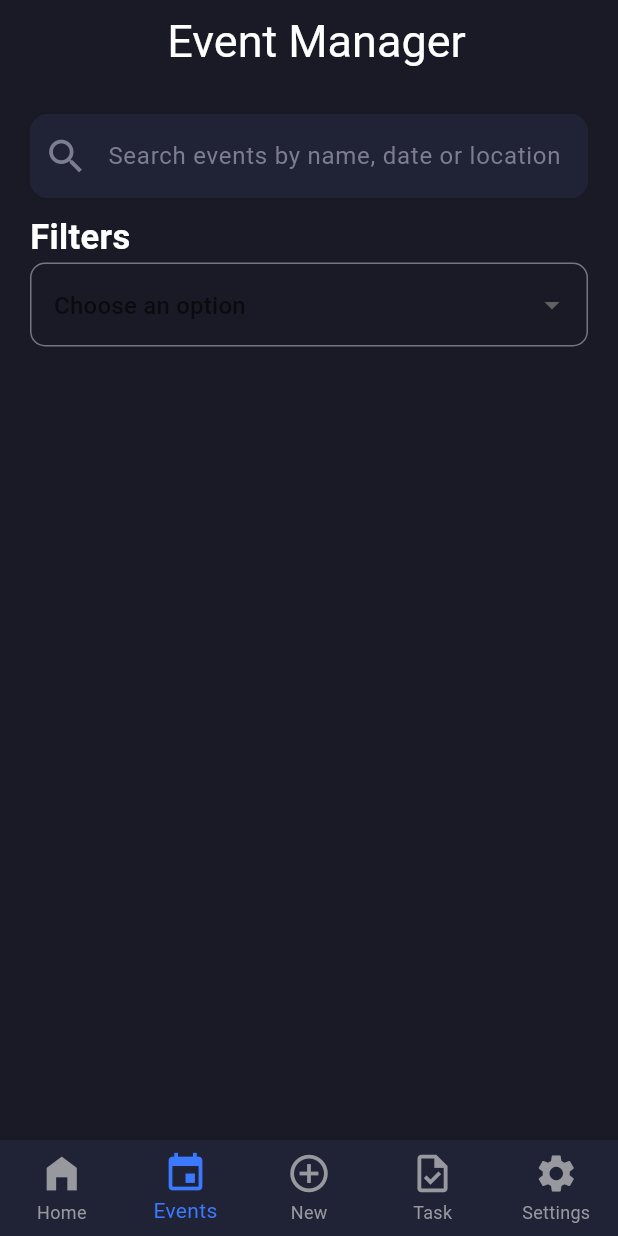
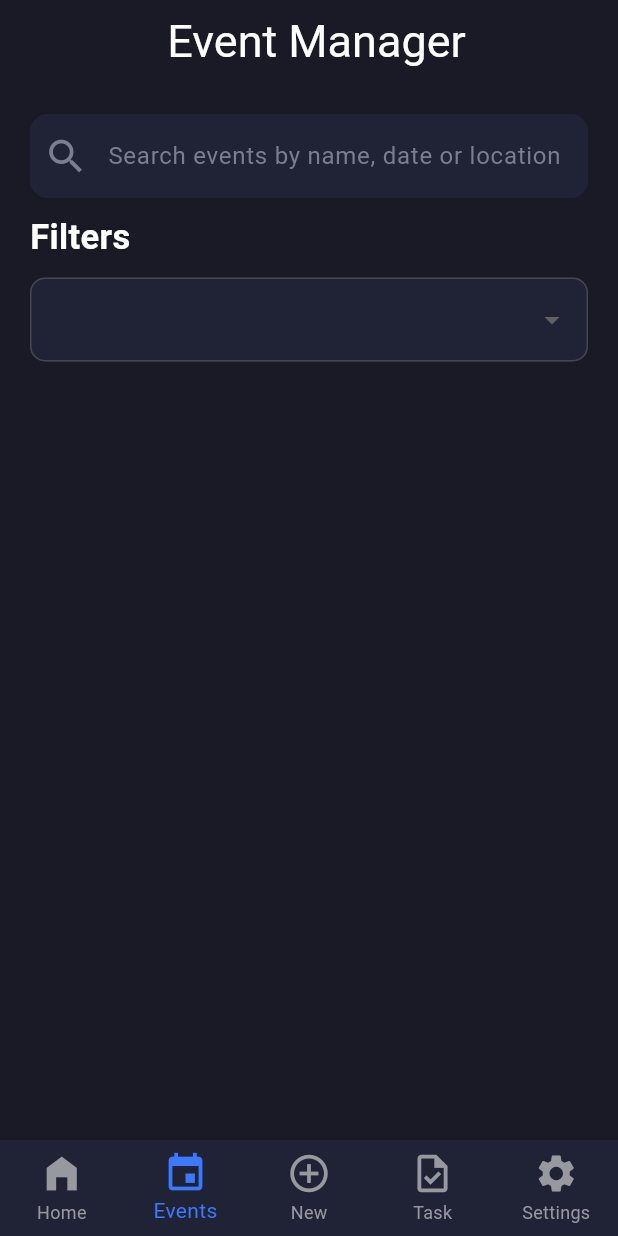
Before and after one commit to SalihSarang/Event, a Flutter app: the screen it shows after launch, item 2 of the bottom bar chosen, on a phone screen of 412 x 824 dp. Run offline on Flutter 3.47's test engine with Material 3 defaults, Android fonts, the phone set to English and light mode, and no system bars; our stand-ins replace google_fonts.

Commit message:
jan 11 last

```diff
--- a/lib/screens/event_manager/event_manager/event_manager.dart
+++ b/lib/screens/event_manager/event_manager/event_manager.dart
@@ -12,6 +12,7 @@ class ScreenEventManager extends StatefulWidget {
 
 class _ScreenEventManagerState extends State<ScreenEventManager> {
   List<String> dropDownList = ['Party', 'Catering', 'Decoration'];
+  var selectedTextFieldItem = 'All';
 
   Widget build(BuildContext context) {
     return Scaffold(
@@ -69,30 +70,59 @@ class _ScreenEventManagerState extends State<ScreenEventManager> {
                 ),
               ),
             ),
+            SizedBox(
+              height: 10,
+            ),
             DropdownButtonFormField(
-                onChanged: (value) {},
-                items: dropDownList.map(
-                  (e) {
-                    return DropdownMenuItem(
-                      value: e,
-                      child: Text(
-                        e,
-                        style: TextStyle(color: Colors.white),
-                      ),
-                    );
-                  },
-                ).toList(),
-                decoration: InputDecoration(
-                  hintText: 'Choose an option',
-                  // icon: Icon(Icons.arrow_drop_down),
-                  border: OutlineInputBorder(
+              decoration: InputDecoration(
+                filled: true,
+                fillColor: Color.fromRGBO(32, 34, 54, 1),
+                border: OutlineInputBorder(
                     borderRadius: BorderRadius.circular(10),
-                    borderSide: BorderSide(color: Colors.transparent, width: 2),
-                  ),
-                ))
+                    borderSide: BorderSide(
+                        color: const Color.fromRGBO(32, 34, 54, 1), width: 2)),
+                focusedBorder: OutlineInputBorder(
+                  borderRadius: BorderRadius.circular(10),
+                  borderSide: BorderSide(
+                      color: Color.fromRGBO(32, 34, 54, 1),
+                      width: 2), // Border color when focused
+                ),
+              ),
+              dropdownColor: Color.fromRGBO(32, 34, 54, 1),
+              items: dropDownList.map((String item) {
+                return DropdownMenuItem(
+                    value: item,
+                    child: Text(
+                      item,
+                      style: TextStyle(color: Colors.white),
+                    ));
+              }).toList(),
+              onChanged: (String? value) {
+                setState(() {
+                  selectedTextFieldItem = value!;
+                });
+              },
+            )
           ],
         ),
       ),
     );
   }
 }
+
+Widget field(String label, double borderRadius, double borderWidth) {
+  return TextFormField(
+    decoration: InputDecoration(
+      hintText: label,
+      hintStyle: TextStyle(color: Color.fromRGBO(152, 152, 159, 1)),
+      enabledBorder: OutlineInputBorder(
+        borderRadius: BorderRadius.circular(borderRadius),
+        borderSide: BorderSide(
+          color: Color.fromRGBO(32, 34, 54, 1),
+          width: borderWidth,
+        ),
+      ),
+
+    ),
+  );
+}
--- a/pubspec.yaml
+++ b/pubspec.yaml
@@ -37,7 +37,7 @@ dependencies:
   hive_flutter: ^1.1.0
   image_picker: ^1.1.2
   google_fonts: ^6.2.1
-  dropdown_button2: ^2.3.9
+
 
 dev_dependencies:
   flutter_test:
```
Also changed, not shown: pubspec.lock.
